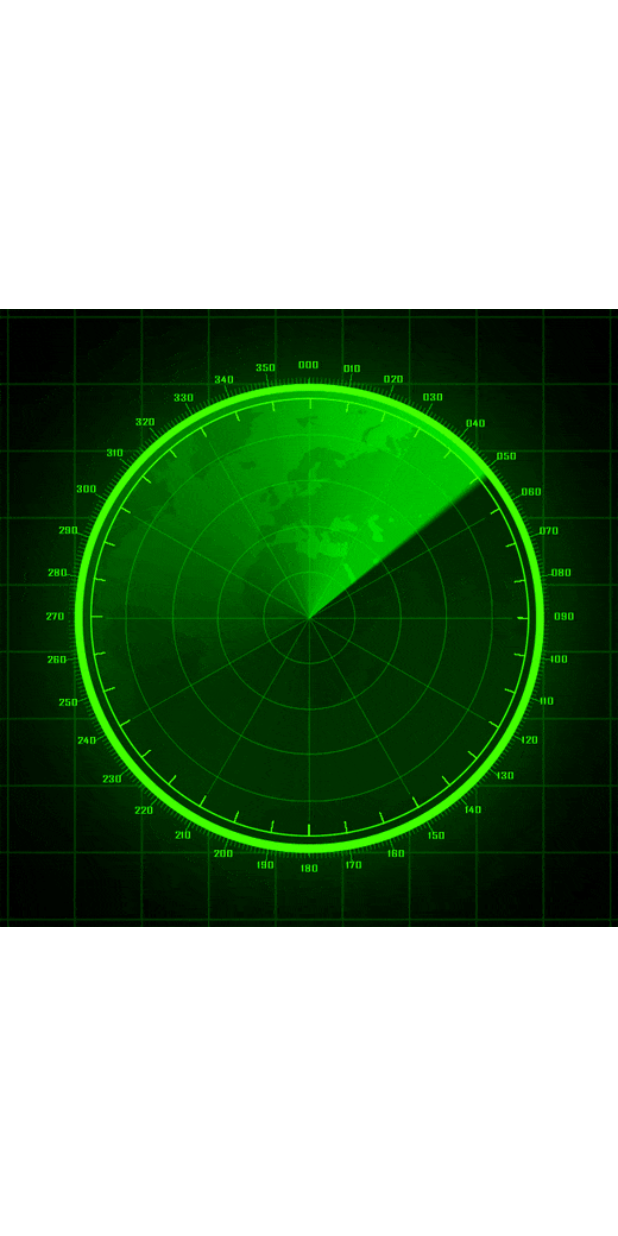
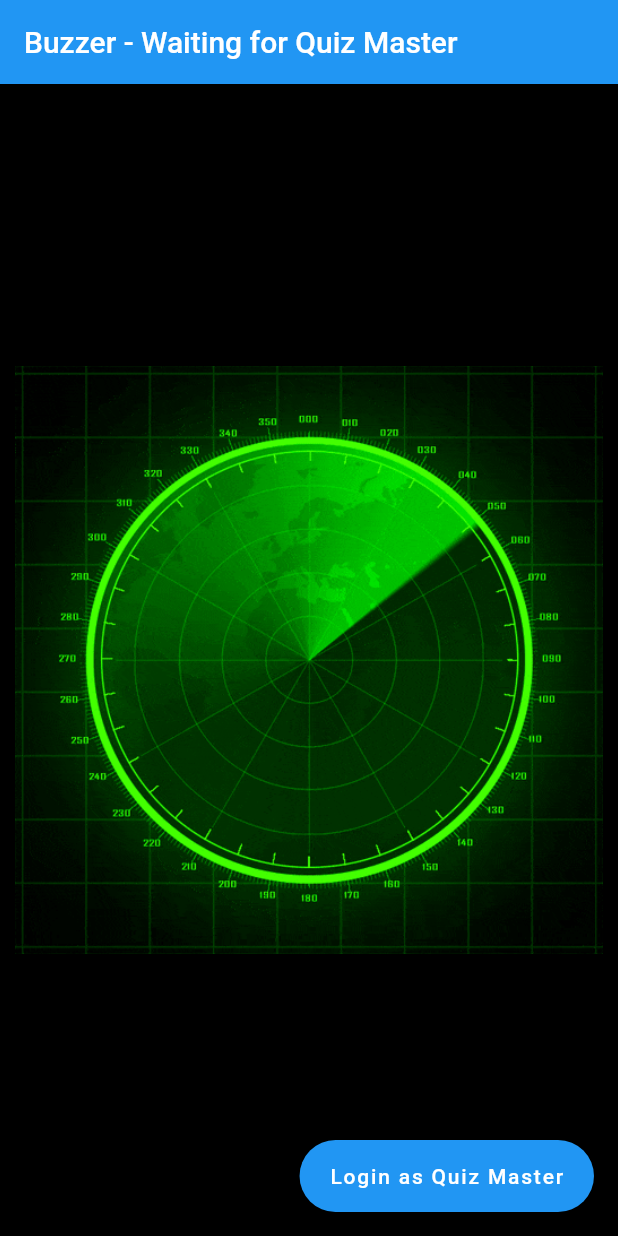
Before and after one commit to rajmohan1584/buzzer, a Flutter app: the screen it shows after launch, on a phone screen of 412 x 824 dp. Run offline on Flutter 3.47's test engine with Material 2 defaults, Android fonts, the phone set to English and light mode, and no system bars; our stand-ins replace audioplayers, flutter_spinbox, socket_io_client; missing offline and left inert: flutter_shake_animated, network_info_plus, socket_io, udp, window_manager.

Commit message:
Checkpoint. goodnight

```diff
--- a/lib/home.dart
+++ b/lib/home.dart
@@ -9,8 +9,20 @@ class Home extends StatefulWidget {
 }
 
 class _HomeState extends State<Home> {
+  onLogin() {}
   @override
   Widget build(BuildContext context) {
-    return Container(child: WIDGETS.buildRadar());
+    double w = MediaQuery.of(context).size.width;
+    if (w > MediaQuery.of(context).size.height) {
+      w = MediaQuery.of(context).size.height;
+    }
+    w -= 20;
+    return Scaffold(
+        appBar: AppBar(title: const Text("Buzzer - Waiting for Quiz Master")),
+        backgroundColor: Colors.black,
+        floatingActionButton: FloatingActionButton.extended(
+            onPressed: onLogin, label: const Text("Login as Quiz Master")),
+        body: Center(
+            child: SizedBox(width: w, height: w, child: WIDGETS.buildRadar())));
   }
 }
```
